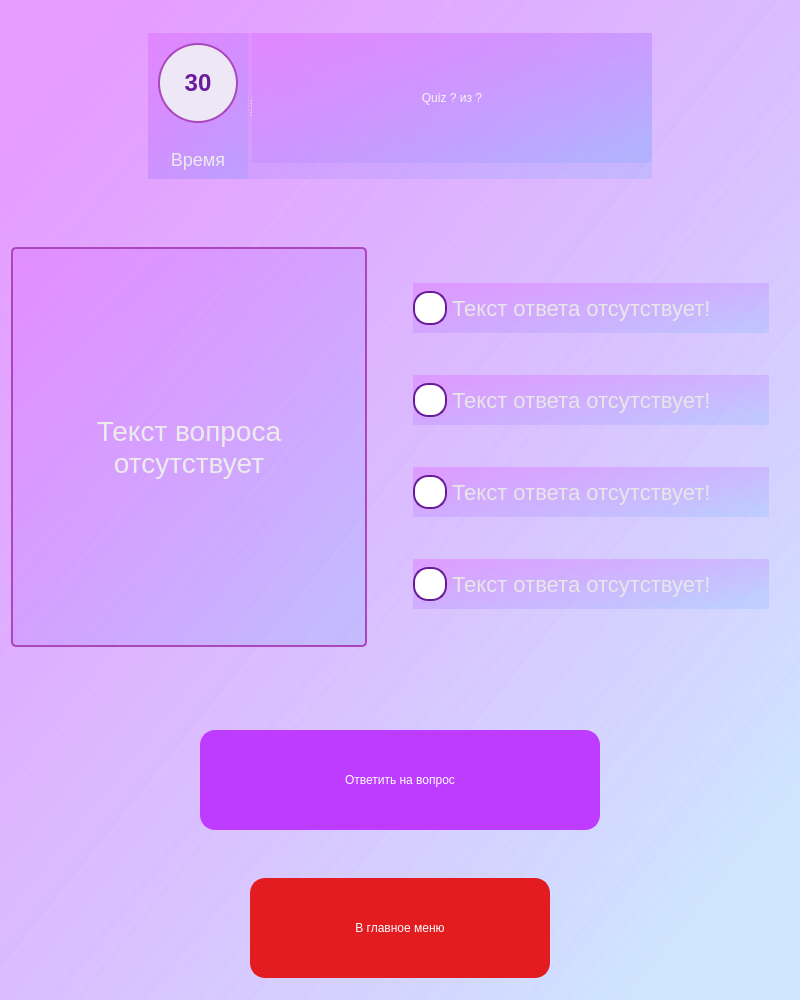
Qt form window/quizwindow.ui (TimurOlegovichDev/Quizzy) before a commit.
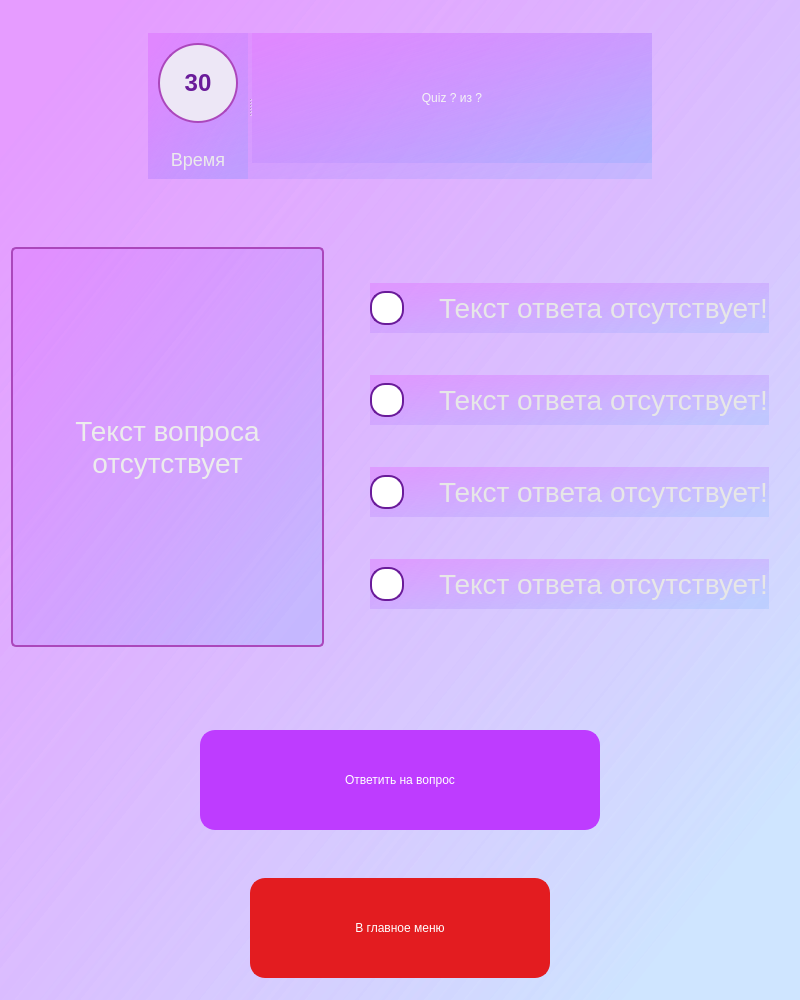
The same form after that commit. Icons and pictures are not drawn.

Commit message: малые правки в дизайн

The edit to the form file:
```diff
--- a/window/quizwindow.ui
+++ b/window/quizwindow.ui
@@ -249,7 +249,7 @@
          <property name="styleSheet">
           <string notr="true">QRadioButton {
     spacing: 5px; /* Расстояние между текстом и кнопкой */
-    font-size: 22px; /* Размер шрифта */
+    font-size: 28px; /* Размер шрифта */
     color: #e7e7e7; /* Цвет текста */
     background-color: qlineargradient(spread:pad, x1:0, y1:0, x2:1, y2:0, 
         stop:0 rgba(255, 178, 102, 0), 
@@ -259,6 +259,7 @@
 }
 
 QRadioButton::indicator {
+	margin-right: 30px;
     width: 30px; /* Ширина кнопки */
     height: 30px; /* Высота кнопки */
     border: 2px solid #6A1B9A; /* Цвет рамки */
@@ -297,7 +298,7 @@
          <property name="styleSheet">
           <string notr="true">QRadioButton {
     spacing: 5px; /* Расстояние между текстом и кнопкой */
-    font-size: 22px; /* Размер шрифта */
+    font-size: 28px; /* Размер шрифта */
     color: #e7e7e7; /* Цвет текста */
     background-color: qlineargradient(spread:pad, x1:0, y1:0, x2:1, y2:0, 
         stop:0 rgba(255, 178, 102, 0), 
@@ -307,6 +308,7 @@
 }
 
 QRadioButton::indicator {
+	margin-right: 30px;
     width: 30px; /* Ширина кнопки */
     height: 30px; /* Высота кнопки */
     border: 2px solid #6A1B9A; /* Цвет рамки */
@@ -345,7 +347,7 @@
          <property name="styleSheet">
           <string notr="true">QRadioButton {
     spacing: 5px; /* Расстояние между текстом и кнопкой */
-    font-size: 22px; /* Размер шрифта */
+    font-size: 28px; /* Размер шрифта */
     color: #e7e7e7; /* Цвет текста */
     background-color: qlineargradient(spread:pad, x1:0, y1:0, x2:1, y2:0, 
         stop:0 rgba(255, 178, 102, 0), 
@@ -355,6 +357,7 @@
 }
 
 QRadioButton::indicator {
+	margin-right: 30px;
     width: 30px; /* Ширина кнопки */
     height: 30px; /* Высота кнопки */
     border: 2px solid #6A1B9A; /* Цвет рамки */
@@ -393,7 +396,7 @@
          <property name="styleSheet">
           <string notr="true">QRadioButton {
     spacing: 5px; /* Расстояние между текстом и кнопкой */
-    font-size: 22px; /* Размер шрифта */
+    font-size: 28px; /* Размер шрифта */
     color: #e7e7e7; /* Цвет текста */
     background-color: qlineargradient(spread:pad, x1:0, y1:0, x2:1, y2:0, 
         stop:0 rgba(255, 178, 102, 0), 
@@ -403,6 +406,7 @@
 }
 
 QRadioButton::indicator {
+	margin-right: 30px;
     width: 30px; /* Ширина кнопки */
     height: 30px; /* Высота кнопки */
     border: 2px solid #6A1B9A; /* Цвет рамки */
```
Left out of the diff: 2 changed lines with no effect on the pictures.
